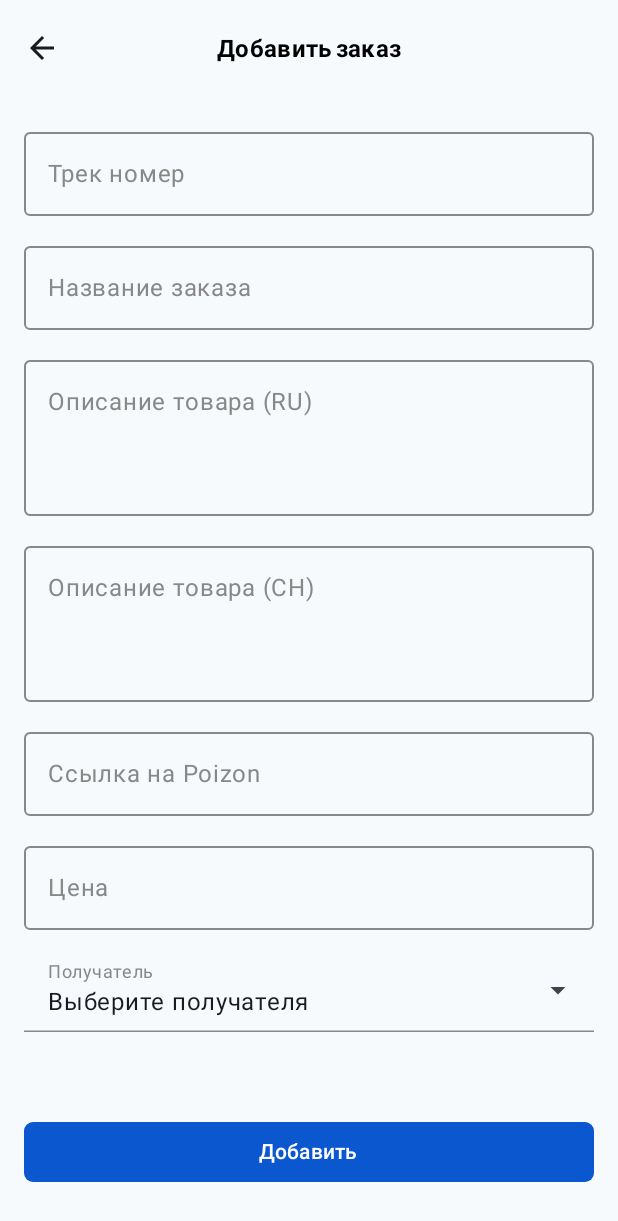
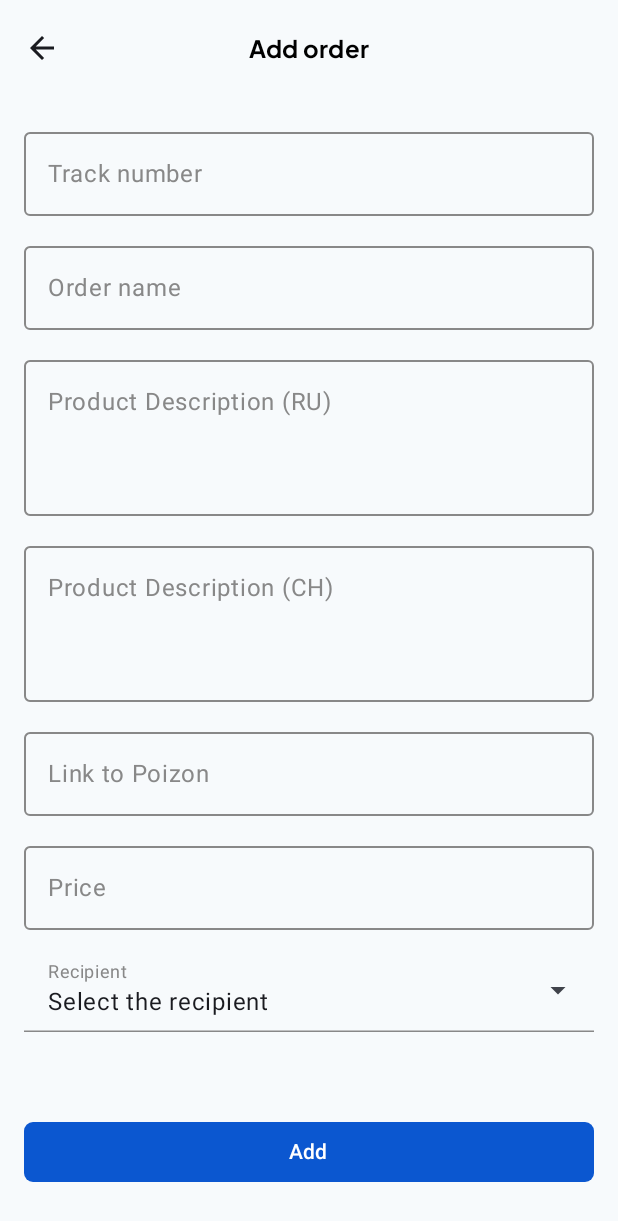
Before and after one commit to exerovv/elvo, an Android app built with Jetpack Compose: the OrderingAddScreen screen opened through its navigation route, on a phone screen of 412 x 824 dp. Shown: the top 1221 px of the screen. Run offline under Robolectric (Android 15) with nearby library versions, the phone set to English and light mode, and no system bars; our stand-ins replace Dagger/Hilt's generated code; pictures from the network do not load; 3 statements that could not run were skipped.

Commit message:
Добавлены недостающие строковые ресурсы

```diff
--- a/app/src/main/java/com/example/elvo/ui/navigation/AppNavigation.kt
+++ b/app/src/main/java/com/example/elvo/ui/navigation/AppNavigation.kt
@@ -25,6 +25,7 @@ import androidx.compose.material3.NavigationBarItemDefaults
 import androidx.compose.runtime.mutableStateOf
 import androidx.compose.runtime.remember
 import androidx.compose.ui.res.painterResource
+import androidx.compose.ui.res.stringResource
 import androidx.navigation.NavType
 import androidx.navigation.compose.rememberNavController
 import androidx.navigation.navArgument
@@ -78,7 +79,6 @@ fun AppNavigation() {
     val showTopBar = currentDestination != "login"
 
     val showExitDialog = remember { mutableStateOf(false) }
-    val showDialogOnBack = currentDestination in listOf("recipient_add", "order_add", "register")
 
     Scaffold(
         topBar = {
@@ -91,17 +91,17 @@ fun AppNavigation() {
                     title = {
                         Text(
                             when (currentDestination) {
-                                Screen.Register.route -> "Регистрация"
-                                Screen.Profile.route -> "Профиль"
-                                Screen.Orders.route -> "Заказы"
-                                Screen.Home.route  -> "Главная"
-                                Screen.RecipientList.route -> "Список получателей"
-                                Screen.RecipientDetail.route -> "Получатель"
-                                Screen.RecipientAdd.route -> "Новый получатель"
-                                Screen.RecipientEdit.route -> "Редактирование"
-                                Screen.OrderDetail.route -> "Данные о заказе"
-                                Screen.OrderAdd.route -> "Добавить заказ"
-                                Screen.FAQ.route -> "Часто задаваемые вопросы"
+                                Screen.Register.route -> stringResource(R.string.signup)
+                                Screen.Profile.route -> stringResource(R.string.Profile)
+                                Screen.Orders.route -> stringResource(R.string.orders)
+                                Screen.Home.route  -> stringResource(R.string.main)
+                                Screen.RecipientList.route -> stringResource(R.string.list_recipients)
+                                Screen.RecipientDetail.route -> stringResource(R.string.recipient)
+                                Screen.RecipientAdd.route -> stringResource(R.string.new_recipient)
+                                Screen.RecipientEdit.route -> stringResource(R.string.Editing)
+                                Screen.OrderDetail.route -> stringResource(R.string.order_Information)
+                                Screen.OrderAdd.route -> stringResource(R.string.add_ordering)
+                                Screen.FAQ.route -> stringResource(R.string.FAQ)
                                 else -> ""
                             },
 
@@ -114,7 +114,10 @@ fun AppNavigation() {
                     navigationIcon = {
                         if (currentDestination !in listOf("home", "profile")) {
                             IconButton(onClick = { navController.popBackStack() }) {
-                                Icon(Icons.AutoMirrored.Filled.ArrowBack, contentDescription = "Назад")
+                                Icon(Icons.AutoMirrored.Filled.ArrowBack, contentDescription = stringResource(
+                                    R.string.Back
+                                )
+                                )
                             }
                         }
                     }
@@ -140,9 +143,9 @@ fun AppNavigation() {
                         icon = {
                             Icon(
                             painter = painterResource(R.drawable.ic_home),
-                            contentDescription = "Главная"
+                            contentDescription = stringResource(R.string.main)
                         ) },
-                        label = { Text("Главная") },
+                        label = { Text(stringResource(R.string.main)) },
                         colors = NavigationBarItemDefaults.colors(
                             selectedIconColor = Color(0xFF0B57D0),
                             selectedTextColor = Color(0xFF0B57D0),
@@ -165,9 +168,9 @@ fun AppNavigation() {
                         icon = {
                             Icon(
                                 painter = painterResource(R.drawable.ic_order),
-                                contentDescription = "Заказы"
+                                contentDescription = stringResource(R.string.orders)
                             ) },
-                        label = { Text("Заказы") },
+                        label = { Text(stringResource(R.string.orders)) },
                         colors = NavigationBarItemDefaults.colors(
                             selectedIconColor = Color(0xFF0B57D0),
                             selectedTextColor = Color(0xFF0B57D0),
@@ -189,9 +192,9 @@ fun AppNavigation() {
                         icon = {
                             Icon(
                                 painter = painterResource(R.drawable.ic_profile),
-                                contentDescription = "Профиль"
+                                contentDescription = stringResource(R.string.Profile)
                             ) },
-                        label = { Text("Профиль") },
+                        label = { Text(stringResource(R.string.Profile)) },
                         colors = NavigationBarItemDefaults.colors(
                             selectedIconColor = Color(0xFF0B57D0),
                             selectedTextColor = Color(0xFF0B57D0),
--- a/app/src/main/java/com/example/elvo/ui/screens/OrderingAddScreen.kt
+++ b/app/src/main/java/com/example/elvo/ui/screens/OrderingAddScreen.kt
@@ -33,10 +33,12 @@ import androidx.compose.ui.focus.FocusDirection
 import androidx.compose.ui.graphics.Color
 import androidx.compose.ui.platform.LocalContext
 import androidx.compose.ui.platform.LocalFocusManager
+import androidx.compose.ui.res.stringResource
 import androidx.compose.ui.text.input.ImeAction
 import androidx.compose.ui.unit.dp
 import androidx.hilt.navigation.compose.hiltViewModel
 import androidx.navigation.NavController
+import com.example.elvo.R
 import com.example.elvo.domain.model.order.Order
 import com.example.elvo.domain.model.recipient.RecipientShort
 import com.example.elvo.ui.navigation.Screen
@@ -60,7 +62,6 @@ fun OrderingAddScreen(navController: NavController,
 
     val focusManager = LocalFocusManager.current
     val coroutineScope = rememberCoroutineScope()
-
     var trackNumber by remember { mutableStateOf("") }
     var orderName by remember { mutableStateOf("") }
     var descriptionRu by remember { mutableStateOf("") }
@@ -80,7 +81,6 @@ fun OrderingAddScreen(navController: NavController,
                 ).show()
             }
             is RecipientListUIState.Unauthorized -> {
-                Toast.makeText(context, "Неавторизованный доступ", Toast.LENGTH_SHORT).show()
                 navController.navigate(Screen.Login.route) {
                 }
             }
@@ -91,12 +91,13 @@ fun OrderingAddScreen(navController: NavController,
     LaunchedEffect(addOrderState) {
         when (addOrderState) {
             is OrderAddUIState.Success -> {
-                Toast.makeText(context, "Заказ успешно добавлен", Toast.LENGTH_SHORT).show()
+                Toast.makeText(context,
+                    context.getString(R.string.added_successfully), Toast.LENGTH_SHORT).show()
                 navController.popBackStack()
             }
-            is OrderAddUIState.RequiredFieldsAreEmpty -> Toast.makeText(context, "Пожалуйста, заполните все обязательные поля", Toast.LENGTH_SHORT).show()
-            is OrderAddUIState.IncorrectLink -> Toast.makeText(context, "Некорректная ссылка", Toast.LENGTH_SHORT).show()
-            is OrderAddUIState.Unauthorized -> Toast.makeText(context, "Вы не авторизованы", Toast.LENGTH_SHORT).show()
+            is OrderAddUIState.RequiredFieldsAreEmpty -> Toast.makeText(context, context.getString(R.string.fill_required_fields), Toast.LENGTH_SHORT).show()
+            is OrderAddUIState.IncorrectLink -> Toast.makeText(context, context.getString(R.string.incorrect_link), Toast.LENGTH_SHORT).show()
+            is OrderAddUIState.Unauthorized -> {}
             is OrderAddUIState.Error -> Toast.makeText(context, context.getString((addOrderState as OrderAddUIState.Error).errorResId), Toast.LENGTH_SHORT).show()
             null -> {}
         }
@@ -117,7 +118,7 @@ fun OrderingAddScreen(navController: NavController,
             OutlinedTextField(
                 value = trackNumber,
                 onValueChange = { trackNumber = it },
-                label = { Text("Трек номер") },
+                label = { Text(stringResource(R.string.track_number)) },
                 modifier = Modifier.fillMaxWidth(),
                 keyboardOptions = KeyboardOptions.Default.copy(imeAction = ImeAction.Next),
                 keyboardActions = KeyboardActions(onNext = { focusManager.moveFocus(FocusDirection.Down) }),
@@ -129,7 +130,7 @@ fun OrderingAddScreen(navController: NavController,
             OutlinedTextField(
                 value = orderName,
                 onValueChange = { orderName = it },
-                label = { Text("Название заказа") },
+                label = { Text(stringResource(R.string.order_name)) },
                 modifier = Modifier.fillMaxWidth(),
                 keyboardOptions = KeyboardOptions.Default.copy(imeAction = ImeAction.Next),
                 keyboardActions = KeyboardActions(onNext = { focusManager.moveFocus(FocusDirection.Down) }),
@@ -141,7 +142,7 @@ fun OrderingAddScreen(navController: NavController,
             OutlinedTextField(
                 value = descriptionRu,
                 onValueChange = { descriptionRu = it },
-                label = { Text("Описание товара (RU)") },
+                label = { Text(stringResource(R.string.product_description_ru)) },
                 minLines = 3,
                 modifier = Modifier.fillMaxWidth(),
                 keyboardOptions = KeyboardOptions.Default.copy(imeAction = ImeAction.Next),
@@ -154,7 +155,7 @@ fun OrderingAddScreen(navController: NavController,
             OutlinedTextField(
                 value = descriptionCn,
                 onValueChange = { descriptionCn = it },
-                label = { Text("Описание товара (CH)") },
+                label = { Text(stringResource(R.string.product_description_ch)) },
                 minLines = 3,
                 modifier = Modifier.fillMaxWidth(),
                 keyboardOptions = KeyboardOptions.Default.copy(imeAction = ImeAction.Next),
@@ -167,7 +168,7 @@ fun OrderingAddScreen(navController: NavController,
             OutlinedTextField(
                 value = poizonLink,
                 onValueChange = { poizonLink = it },
-                label = { Text("Ссылка на Poizon") },
+                label = { Text(stringResource(R.string.poizon)) },
                 modifier = Modifier.fillMaxWidth(),
                 keyboardOptions = KeyboardOptions.Default.copy(imeAction = ImeAction.Next),
                 keyboardActions = KeyboardActions(onNext = { focusManager.moveFocus(FocusDirection.Down) }),
@@ -179,7 +180,7 @@ fun OrderingAddScreen(navController: NavController,
             OutlinedTextField(
                 value = price,
                 onValueChange = { price = it },
-                label = { Text("Цена") },
+                label = { Text(stringResource(R.string.price)) },
                 modifier = Modifier.fillMaxWidth(),
                 keyboardOptions = KeyboardOptions.Default.copy(imeAction = ImeAction.Done),
                 keyboardActions = KeyboardActions(onDone = { focusManager.clearFocus() }),
@@ -214,7 +215,8 @@ fun OrderingAddScreen(navController: NavController,
                             orderViewModel.addOrder(order)
                         }
                     } else {
-                        Toast.makeText(context, "Выберите получателя", Toast.LENGTH_SHORT).show()
+                        Toast.makeText(context,
+                            context.getString(R.string.select_recipient), Toast.LENGTH_SHORT).show()
                     }
                 },
                 colors = ButtonDefaults.buttonColors(containerColor = Color(0xFF0B57D0)),
@@ -223,7 +225,7 @@ fun OrderingAddScreen(navController: NavController,
                     .padding(vertical = 16.dp),
                 shape = RoundedCornerShape(6.dp)
             ) {
-                Text("Добавить", color = Color.White)
+                Text(stringResource(R.string.add_title), color = Color.White)
             }
         }
     }
@@ -243,10 +245,10 @@ fun RecipientDropdownMenu(
         onExpandedChange = { expanded = !expanded },
     ) {
         TextField(
-            value = selectedRecipient?.name ?: "Выберите получателя",
+            value = selectedRecipient?.name ?: stringResource(R.string.select_recipient),
             onValueChange = {},
             readOnly = true,
-            label = { Text("Получатель") },
+            label = { Text(stringResource(R.string.recipient)) },
             trailingIcon = { ExposedDropdownMenuDefaults.TrailingIcon(expanded = expanded) },
             modifier = Modifier
                 .menuAnchor()
--- a/app/src/main/java/com/example/elvo/ui/screens/RecipientListScreen.kt
+++ b/app/src/main/java/com/example/elvo/ui/screens/RecipientListScreen.kt
@@ -26,9 +26,11 @@ import androidx.compose.ui.Alignment
 import androidx.compose.ui.Modifier
 import androidx.compose.ui.graphics.Color
 import androidx.compose.ui.platform.LocalContext
+import androidx.compose.ui.res.stringResource
 import androidx.compose.ui.unit.dp
 import androidx.hilt.navigation.compose.hiltViewModel
 import androidx.navigation.NavController
+import com.example.elvo.R
 import com.example.elvo.domain.model.recipient.RecipientShort
 import com.example.elvo.ui.navigation.Screen
 import com.example.elvo.ui.viewmodels.recipient.RecipientListUIState
@@ -112,7 +114,7 @@ fun RecipientListScreen(navController: NavController, recipientViewModel: Recipi
                     colors = ButtonDefaults.buttonColors(containerColor = Color(0xFF0B57D0)),
                     shape = RoundedCornerShape(6.dp)
                 ) {
-                    Text("Добавить получателя", color = Color.White)
+                    Text(stringResource(R.string.add_recipient), color = Color.White)
                 }
             }
         }
--- a/app/src/main/res/values/strings.xml
+++ b/app/src/main/res/values/strings.xml
@@ -1,7 +1,7 @@
 <resources>
     <string name="app_name" translatable="false">Elvo</string>
     <string name="server_error">The error is on server side, please try again later</string>
-    <string name="incorrect_credentials">The login or passowrd has an invalid format</string>
+    <string name="incorrect_credentials">The login or password has an invalid format</string>
     <string name="short_password">Password must contain at least 8 characters</string>
     <string name="user_not_found">User with such credentials was not found</string>
     <string name="user_already_exist">User with this login already exists</string>
@@ -40,4 +40,65 @@
     <string name="cancel">Cancel</string>
     <string name="recipient_added">Recipient added</string>
     <string name="fill_required_fields">Fill in all required fields</string>
+    <string name="password">password</string>
+    <string name="login">login</string>
+    <string name="login_button">Log in</string>
+    <string name="sigiup_button">No account? Sign up</string>
+    <string name="state_loading">Loading...</string>
+    <string name="already_account">Do you already have an account? Sign in</string>
+    <string name="password_confirmation">Password confirmation</string>
+    <string name="signup">Sign up</string>
+    <string name="track_number">Track number</string>
+    <string name="order_name">Order name</string>
+    <string name="product_description_ru">Product Description (RU)</string>
+    <string name="product_description_ch">Product Description (CH)</string>
+    <string name="poizon">Link to Poizon</string>
+    <string name="price">Price</string>
+    <string name="select_recipient">Select the recipient</string>
+    <string name="recipient">Recipient</string>
+    <string name="add_title">Add</string>
+    <string name="status_title">Status</string>
+    <string name="product_weight">product_weight</string>
+    <string name="Date_creation">Date of creation</string>
+    <string name="Link">Link</string>
+    <string name="total_price">Total price</string>
+    <string name="description_ch">description(CH)</string>
+    <string name="description_ru">description (RU)</string>
+    <string name="add_recipient">Add recipient</string>
+    <string name="Save">Save</string>
+    <string name="phone_number">Phone number</string>
+    <string name="Floor">floor</string>
+    <string name="Flat">Flat</string>
+    <string name="Building">Building</string>
+    <string name="Street">Street</string>
+    <string name="City">City</string>
+    <string name="no_patronymic">Not patronymic</string>
+    <string name="patronymic">Patronymic</string>
+    <string name="Surname">Surname</string>
+    <string name="updated_recipient">The recipient has been updated</string>
+    <string name="required_fields">Fill in the required fields</string>
+    <string name="Edit">Edit</string>
+    <string name="address">Address</string>
+    <string name="name">Name</string>
+    <string name="Data">Data</string>
+    <string name="No_changes_detected">No changes detected</string>
+    <string name="data_updated">The data has been updated</string>
+    <string name="Yes">Yes</string>
+    <string name="Confirmation">Confirmation</string>
+    <string name="exit_without_saving">Do you really want to exit without saving?</string>
+    <string name="enter_details_new_recipient">Enter the details of the new recipient</string>
+    <string name="Order_history">Order history</string>
+    <string name="Close">Close</string>
+    <string name="track">track</string>
+    <string name="added_successfully">Order added successfully</string>
+    <string name="Profile">Profile</string>
+    <string name="FAQ">FAQ</string>
+    <string name="add_ordering">Add order</string>
+    <string name="Editing">Editing</string>
+    <string name="order_Information">Order Information</string>
+    <string name="main">Main</string>
+    <string name="orders">Ordres</string>
+    <string name="list_recipients">List of recipients</string>
+    <string name="new_recipient">New recipient</string>
+    <string name="Back">Back</string>
 </resources>
```
Also changed, not shown: app/src/main/java/com/example/elvo/ui/auth/screens/LoginScreen.kt (+5 -4 lines), app/src/main/java/com/example/elvo/ui/auth/screens/RegisterScreen.kt (+9 -6 lines), app/src/main/java/com/example/elvo/ui/screens/OrderingDetailScreen.kt (+17 -17 lines), app/src/main/java/com/example/elvo/ui/screens/RecipientAddScreen.kt (+16 -16 lines), app/src/main/java/com/example/elvo/ui/screens/RecipientDetailScreen.kt (+12 -12 lines), app/src/main/java/com/example/elvo/ui/screens/RecipientEditScreen.kt (+16 -13 lines), 1 other file.
